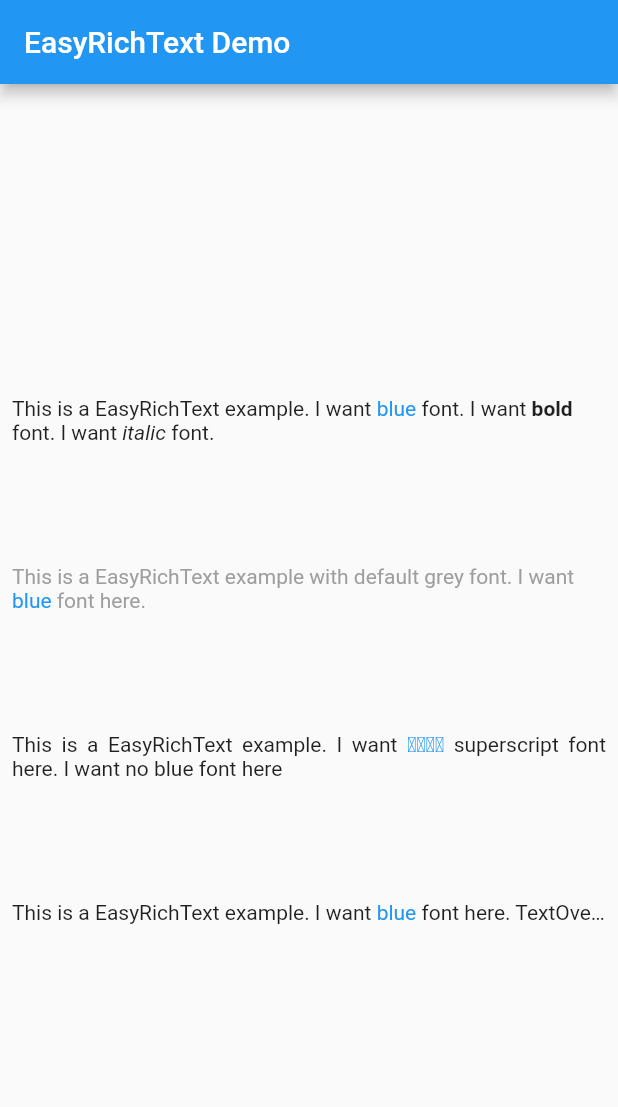
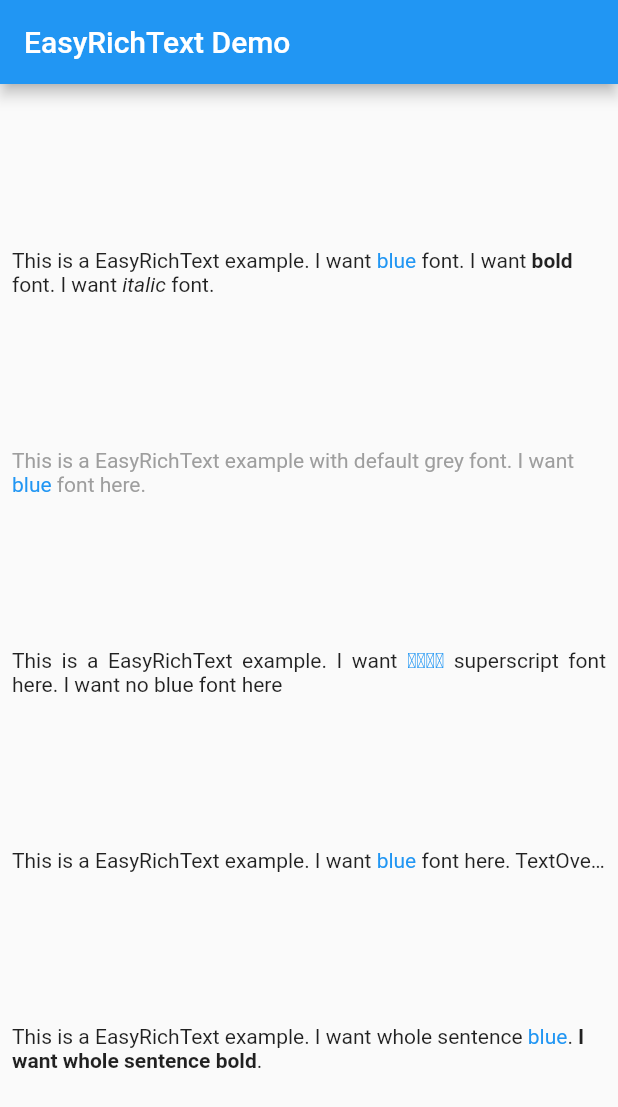
Before and after one commit to 2000calories/flutter_easy_rich_text, a Flutter app: the screen it shows after launch, on a phone screen of 412 x 824 dp. Shown: the top 1107 px of the screen. Run offline on Flutter 3.47's test engine with Material 2 defaults, Android fonts, the phone set to English and light mode, and no system bars.

```diff
--- a/example/lib/main.dart
+++ b/example/lib/main.dart
@@ -34,8 +34,10 @@ class _MyHomePageState extends State<MyHomePage> {
         "This is a EasyRichText example with default grey font. I want blue font here.";
     String str3 =
         "This is a EasyRichText example. I want blue superscript font here. I want no blue font here";
-    String str4 = "This is a EasyRichText example. I want blue font here. TextOverflow.ellipsis, TextAlign.justify, maxLines: 1";
-
+    String str4 =
+        "This is a EasyRichText example. I want blue font here. TextOverflow.ellipsis, TextAlign.justify, maxLines: 1";
+    String str6 =
+        "This is a EasyRichText example. I want whole sentence blue. I want whole sentence bold.";
     return Scaffold(
       appBar: AppBar(
         // Here we take the value from the MyHomePage object that was created by
@@ -46,7 +48,7 @@ class _MyHomePageState extends State<MyHomePage> {
         padding: const EdgeInsets.all(8.0),
         child: Center(
           child: Column(
-            mainAxisAlignment: MainAxisAlignment.center,
+            mainAxisAlignment: MainAxisAlignment.spaceEvenly,
             children: <Widget>[
               EasyRichText(
                 str1,
@@ -65,9 +67,6 @@ class _MyHomePageState extends State<MyHomePage> {
                   ),
                 ],
               ),
-              Container(
-                height: 80,
-              ),
               EasyRichText(
                 str2,
                 defaultStyle: TextStyle(color: Colors.grey),
@@ -82,9 +81,6 @@ class _MyHomePageState extends State<MyHomePage> {
                   ),
                 ],
               ),
-              Container(
-                height: 80,
-              ),
               EasyRichText(
                 str3,
                 patternList: [
@@ -95,9 +91,6 @@ class _MyHomePageState extends State<MyHomePage> {
                       superScript: true),
                 ],
                 textAlign: TextAlign.justify,
-              ),
-              Container(
-                height: 80,
               ),
               EasyRichText(
                 str4,
@@ -112,6 +105,23 @@ class _MyHomePageState extends State<MyHomePage> {
                 maxLines: 1,
                 overflow: TextOverflow.ellipsis,
               ),
+              EasyRichText(
+                str6,
+                patternList: [
+                  EasyRichTextPattern(
+                    targetString: 'blue',
+                    style: TextStyle(color: Colors.blue),
+                  ),
+                  EasyRichTextPattern(
+                    targetString: 'I want whole sentence blue',
+                    style: TextStyle(fontWeight: FontWeight.bold),
+                  ),
+                  EasyRichTextPattern(
+                    targetString: 'I want whole sentence bold',
+                    style: TextStyle(fontWeight: FontWeight.bold),
+                  ),
+                ],
+              ),
             ],
           ),
         ),
```
Also changed, not shown: screen_shots/known issue 1.png (added), 1 other file.
